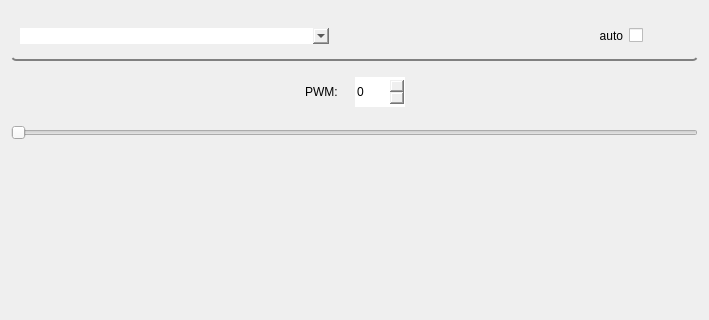
Old version of the form fan_panel/resource/fan_panel.ui in the repository GroupOfRobots/MiniRysRQT; both pictures show x 0 to 709 and y 0 to 320 of the 709 by 587 pixel window.
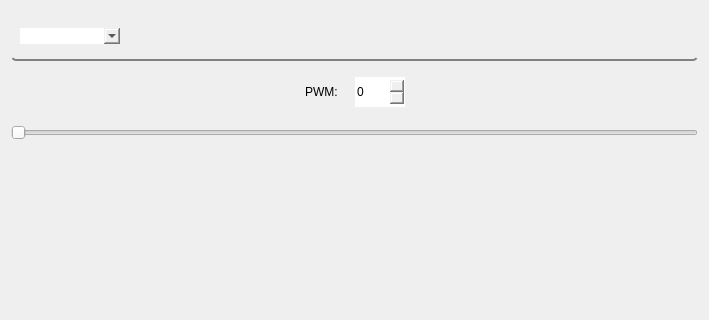
New version of the form. Icons and pictures are not drawn.

```diff
--- a/fan_panel/resource/fan_panel.ui
+++ b/fan_panel/resource/fan_panel.ui
@@ -51,17 +51,27 @@
      </property>
      <layout class="QHBoxLayout" name="horizontalLayout">
       <item>
-       <widget class="QComboBox" name="comboBox"/>
+       <widget class="QComboBox" name="comboBox">
+        <property name="minimumSize">
+         <size>
+          <width>100</width>
+          <height>0</height>
+         </size>
+        </property>
+       </widget>
       </item>
       <item>
-       <widget class="QCheckBox" name="checkBox">
-        <property name="layoutDirection">
-         <enum>Qt::RightToLeft</enum>
+       <spacer name="horizontalSpacer_3">
+        <property name="orientation">
+         <enum>Qt::Horizontal</enum>
         </property>
-        <property name="text">
-         <string>auto</string>
+        <property name="sizeHint" stdset="0">
+         <size>
+          <width>40</width>
+          <height>20</height>
+         </size>
         </property>
-       </widget>
+       </spacer>
       </item>
       <item>
        <widget class="QPushButton" name="settingsButton">
```
Left out of the diff: 3 changed lines with no effect on the pictures.
